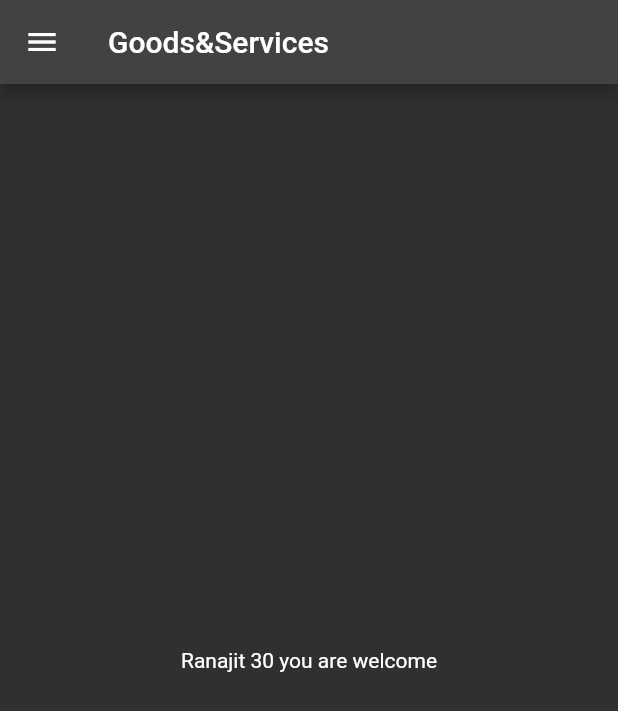
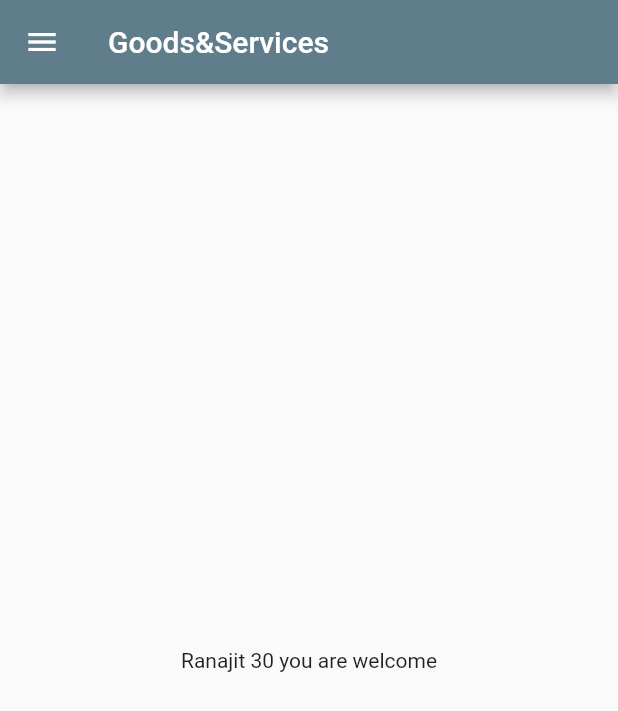
Before and after one commit to Razasahoo/30daysOfFlutters, a Flutter app: the screen it shows after launch, on a phone screen of 412 x 824 dp. Shown: the top 711 px of the screen. Run offline on Flutter 3.47's test engine with Material 2 defaults, Android fonts, the phone set to English and light mode, and no system bars.

Commit message:
fourth day completed

```diff
--- a/lib/pages/main.dart
+++ b/lib/pages/main.dart
@@ -1,4 +1,5 @@
 import 'package:flutter/material.dart';
+import 'package:flutter_gsms2/pages/login_page.dart';
 import 'home_page.dart';
 
 void main() {
@@ -11,15 +12,21 @@
   @override
   Widget build(BuildContext context) {
     return MaterialApp(
-      home: const Homepage(),
-      themeMode: ThemeMode.dark,
+      //home: const Homepage(),
+      themeMode: ThemeMode.light,
       theme: ThemeData(
-        primarySwatch: Colors.green
+        primarySwatch: Colors.blueGrey,
       ),
       darkTheme: ThemeData(
 
         brightness: Brightness.dark
         ),
+        initialRoute: "/home",
+        routes: {
+          "/" : (context) => LoginPage(),
+          "/home":(context) => Homepage(),
+          "/login": (context) => LoginPage(),
+        },
     );
   }
 }
```
Also changed, not shown: lib/pages/login_page.dart (added, +20 -0 lines), 1 other file.
